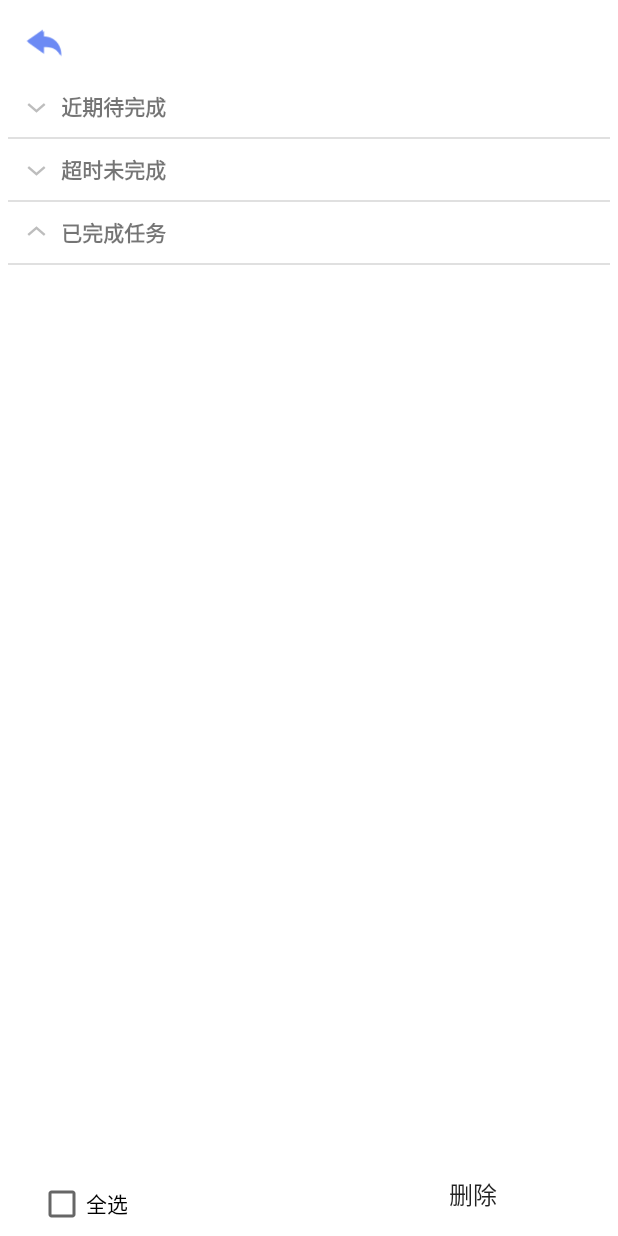
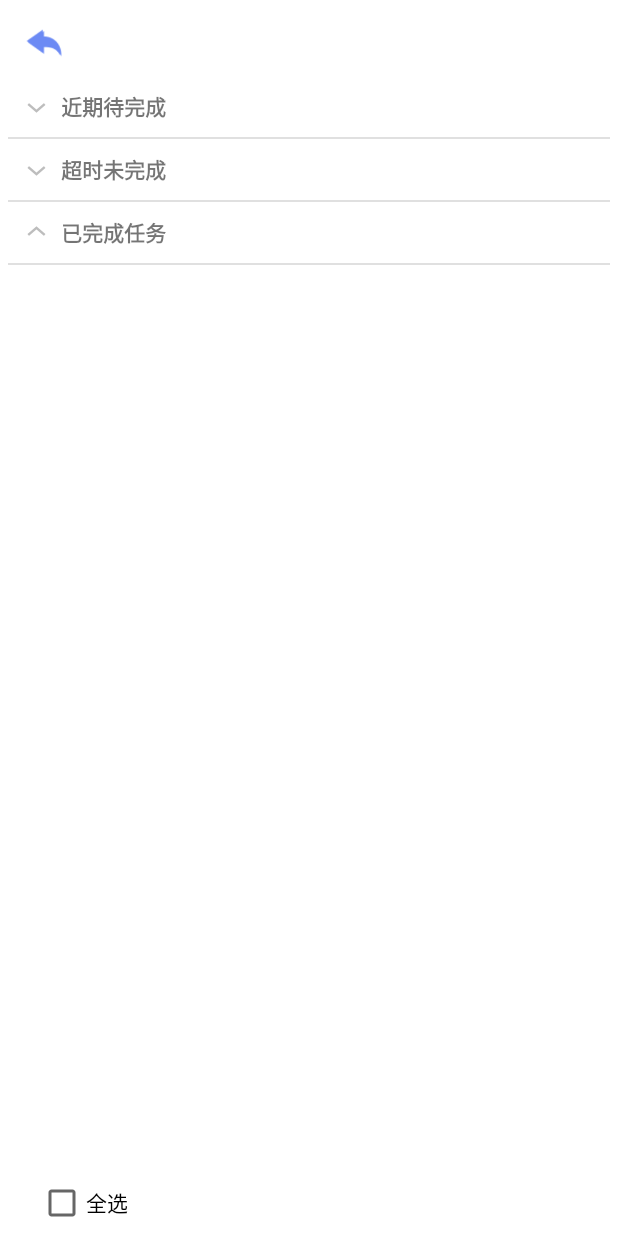
Before and after one commit to waaaafool/memory_can, an Android app: the Delete screen opened directly, with no data from a screen before it, on a phone screen of 412 x 824 dp. Run offline under Robolectric (Android 15) with nearby library versions, the phone set to English and light mode, and no system bars.

Commit message:
最后一次尝试

```diff
--- a/SoftWare/app/src/main/java/can/aboutsqlite/Memo.java
+++ b/SoftWare/app/src/main/java/can/aboutsqlite/Memo.java
@@ -126,7 +126,7 @@ public class Memo {
             return memo_dtime;
     }
     public String getmemo_dtimestring_memo_add(){
-        String temp1="";
+
         if( memo_dtime!=null){
             return memo_dtime;
         }
--- a/SoftWare/app/src/main/java/can/login/LoginActivity.java
+++ b/SoftWare/app/src/main/java/can/login/LoginActivity.java
@@ -257,7 +257,7 @@ public class LoginActivity extends AppCompatActivity {
     }
 
     public void onLoginFailed() {
-        Toast.makeText(getBaseContext(),temp_str , Toast.LENGTH_LONG).show();
+        Toast.makeText(getBaseContext(),"登录失败" , Toast.LENGTH_LONG).show();
         _loginButton.setEnabled(true);
     }
 
--- a/SoftWare/app/src/main/java/can/main_delete/Delete.java
+++ b/SoftWare/app/src/main/java/can/main_delete/Delete.java
@@ -77,9 +77,7 @@ public class Delete extends AppCompatActivity {
         gData.add(new Group_new("超时未完成",-1));
         gData.add(new Group_new("已完成任务",0));
 
-
         set_iData();
-
 
         myAdapter = new Delete_Adapter(gData,iData,mContext, mgr);
         list_memo.setAdapter(myAdapter);
@@ -123,8 +121,8 @@ public class Delete extends AppCompatActivity {
                         //myAdapter.notifyDataSetChanged();
 //                        myAdapter.notifyDataSetChanged();
                     }
-                    mgr.deletedone(1);
-                    iData.get(2).clear();
+                    mgr.deletedone(user_id);
+                    //iData.get(2).clear();
                 }
                 else
                 {
--- a/SoftWare/app/src/main/res/layout/delete_memo.xml
+++ b/SoftWare/app/src/main/res/layout/delete_memo.xml
@@ -48,7 +48,7 @@
             android:layout_width="80dp"
             android:layout_height="45dp"
             android:layout_marginLeft="150dp"
-            android:text="删除"
+            android:text=""
             android:textSize="16sp"
             android:background="@null"/>
     </LinearLayout>
```
